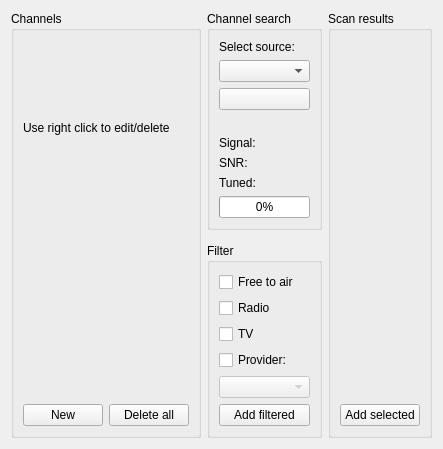
This is src/dvb/dvbscandialog.ui in KDE/kaffeine as Qt 5 draws it before an edit. The edited form follows.
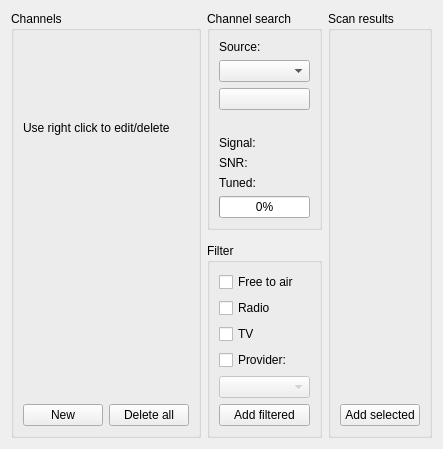
This is the edited form. Custom widgets are drawn as their Qt base class.

Commit message: add extended information to the channel settings dialog

Diff of the .ui file:
```diff
--- a/src/dvb/dvbscandialog.ui
+++ b/src/dvb/dvbscandialog.ui
@@ -50,7 +50,7 @@
         <item>
          <widget class="QLabel" name="label" >
           <property name="text" >
-           <string>Select source:</string>
+           <string>Source:</string>
           </property>
          </widget>
         </item>
```
The commit also changes 2 other files.
